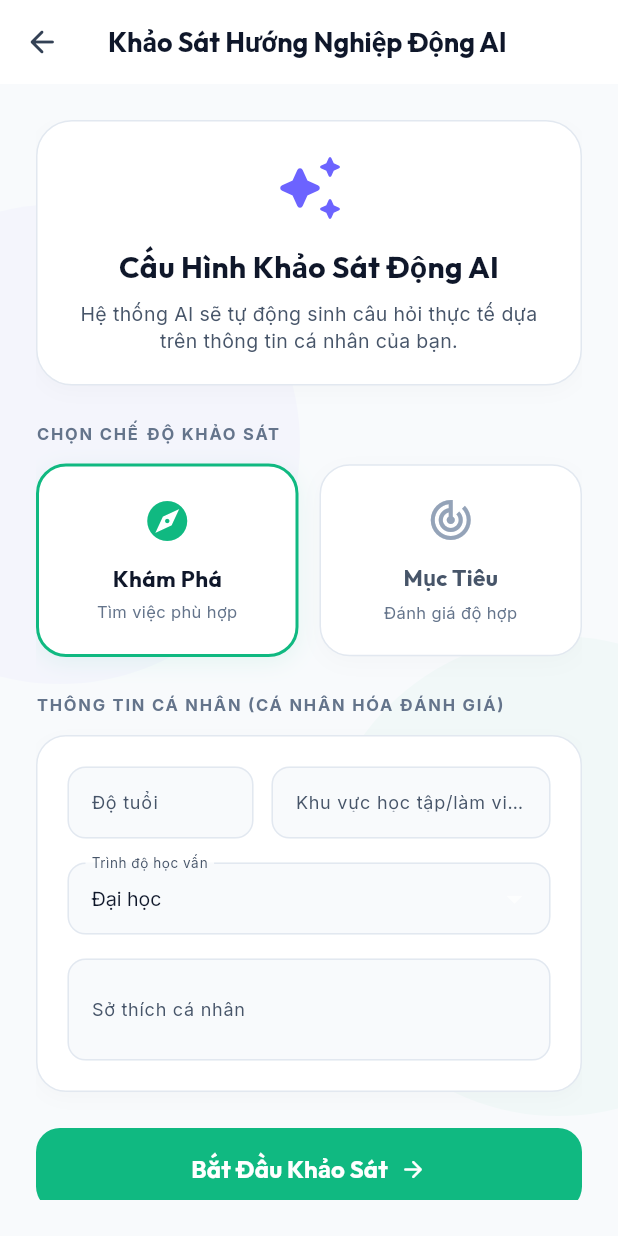
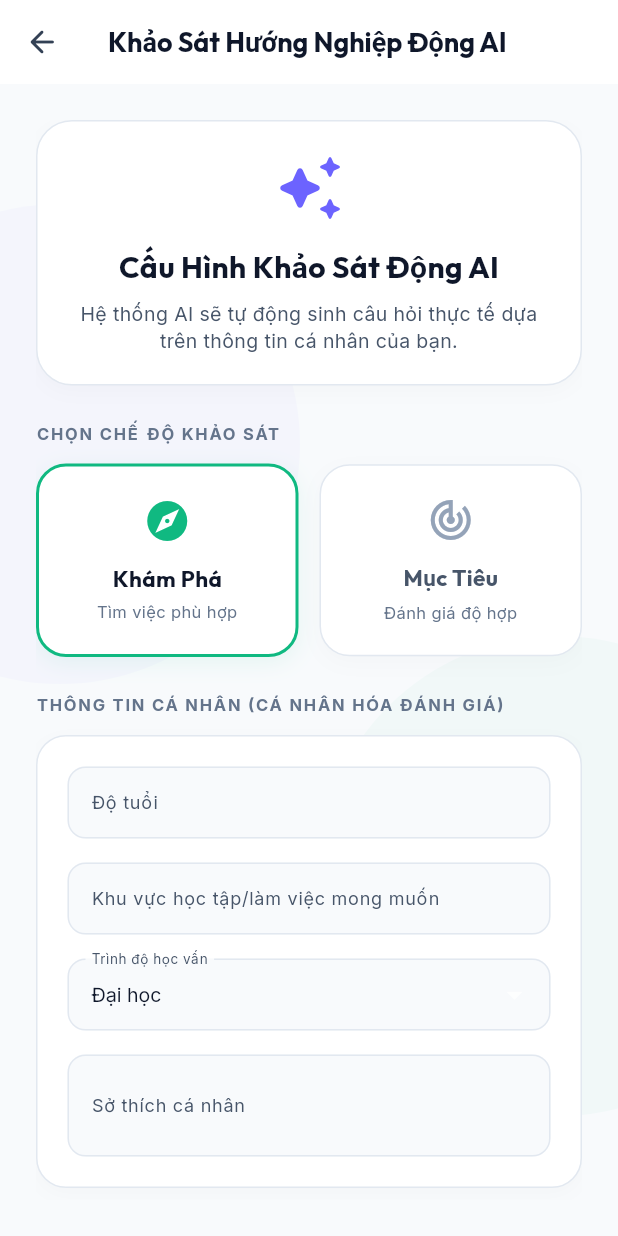
Before and after one commit to PhongDien19/FrontEnd-DOAN, a Flutter app: the screen it shows after launch, after a tap on "Tìm hiểu quy trình", on a phone screen of 412 x 824 dp. Run offline on Flutter 3.47's test engine with Material 3 defaults, Android fonts, the phone set to English and light mode, and no system bars; our stand-ins replace fl_chart, google_fonts, shared_preferences; accounts and stored records are empty.

Commit message:
feat(survey): refactor location input to autocomplete multi-select

```diff
--- a/lib/screens/dynamic_survey_screen.dart
+++ b/lib/screens/dynamic_survey_screen.dart
@@ -24,10 +24,28 @@ class _DynamicSurveyScreenState extends State<DynamicSurveyScreen> {
   String _mode = 'Discovery'; // 'Discovery' hoặc 'Targeted'
   final _targetCareerController = TextEditingController();
   final _ageController = TextEditingController();
-  final _locationController = TextEditingController();
   final _hobbyController = TextEditingController();
   String _educationLevel = 'Đại học';
   final _formKey = GlobalKey<FormState>();
+
+  // --- THÊM BIẾN DÀNH CHO FILTER KHU VỰC ---
+  final List<String> _locationOptions = [
+    'Hà Nội',
+    'TP. Hồ Chí Minh',
+    'Đà Nẵng',
+    'Hải Phòng',
+    'Cần Thơ',
+    'Bình Dương',
+    'Đồng Nai',
+    'Quảng Ninh',
+    'Thừa Thiên Huế',
+    'Du học Mỹ',
+    'Du học Úc',
+    'Du học Nhật Bản',
+    'Du học Hàn Quốc',
+  ];
+  List<String> _selectedLocations = [];
+  // ------------------------------------------
 
   // Dữ liệu khảo sát từ API
   String _sessionId = '';
@@ -51,8 +69,17 @@ class _DynamicSurveyScreenState extends State<DynamicSurveyScreen> {
       _targetCareerController.text = p['targetJob'] ?? '';
       _ageController.text = (p['age'] ?? '').toString();
       _educationLevel = p['educationLevel'] ?? 'Đại học';
-      _locationController.text = p['location'] ?? '';
       _hobbyController.text = p['interests'] ?? p['hobby'] ?? '';
+
+      // Xử lý nạp dữ liệu khu vực từ profile (nếu có dạng "Hà Nội, TP.HCM")
+      String locs = p['location'] ?? '';
+      if (locs.isNotEmpty) {
+        _selectedLocations = locs
+            .split(',')
+            .map((e) => e.trim())
+            .where((e) => e.isNotEmpty)
+            .toList();
+      }
     }
   }
 
@@ -60,14 +87,25 @@ class _DynamicSurveyScreenState extends State<DynamicSurveyScreen> {
   void dispose() {
     _targetCareerController.dispose();
     _ageController.dispose();
-    _locationController.dispose();
     _hobbyController.dispose();
     super.dispose();
   }
 
   // Khởi tạo câu hỏi khảo sát từ API
   void _initializeSurvey() async {
+    // Kiểm tra Form Validation
     if (!_formKey.currentState!.validate()) {
+      return;
+    }
+
+    // Kiểm tra xem người dùng đã chọn ít nhất 1 khu vực chưa
+    if (_selectedLocations.isEmpty) {
+      ScaffoldMessenger.of(context).showSnackBar(
+        const SnackBar(
+          content: Text('Vui lòng chọn ít nhất 1 khu vực học tập/làm việc!'),
+          backgroundColor: Colors.redAccent,
+        ),
+      );
       return;
     }
 
@@ -79,8 +117,10 @@ class _DynamicSurveyScreenState extends State<DynamicSurveyScreen> {
         ? _targetCareerController.text.trim()
         : null;
     final ageVal = int.tryParse(_ageController.text);
-    final locationVal = _locationController.text.trim();
     final hobbyVal = _hobbyController.text.trim();
+
+    // Gộp mảng khu vực thành chuỗi cách nhau bởi dấu phẩy
+    final locationVal = _selectedLocations.join(', ');
 
     final result = await ApiService.initSurvey(
       _mode,
@@ -128,7 +168,6 @@ class _DynamicSurveyScreenState extends State<DynamicSurveyScreen> {
 
   // Nộp kết quả khảo sát
   void _submitSurvey() async {
-    // Đảm bảo tất cả câu hỏi đã được trả lời
     if (_answers.length < _questions.length) {
       ScaffoldMessenger.of(context).showSnackBar(
         const SnackBar(
@@ -143,10 +182,9 @@ class _DynamicSurveyScreenState extends State<DynamicSurveyScreen> {
       _step = 3;
     });
 
-    // Tạo danh sách câu trả lời theo đúng thứ tự câu hỏi
     final List<int> orderedAnswers = [];
     for (int i = 0; i < _questions.length; i++) {
-      orderedAnswers.add(_answers[i] ?? 3); // Mặc định là 3 nếu thiếu sót
+      orderedAnswers.add(_answers[i] ?? 3);
     }
 
     final result = await ApiService.submitSurvey(_sessionId, orderedAnswers);
@@ -159,7 +197,6 @@ class _DynamicSurveyScreenState extends State<DynamicSurveyScreen> {
       final auth = Provider.of<AuthProvider>(context, listen: false);
 
       if (auth.isAuthenticated) {
-        // Tự động claim kết quả và cập nhật profile nếu đã đăng nhập
         await auth.claimTestResult(_sessionId);
       }
 
@@ -167,7 +204,6 @@ class _DynamicSurveyScreenState extends State<DynamicSurveyScreen> {
         return;
       }
 
-      // Chuyển hướng sang màn hình báo cáo chi tiết
       Navigator.pushReplacement(
         context,
         MaterialPageRoute(
@@ -182,7 +218,7 @@ class _DynamicSurveyScreenState extends State<DynamicSurveyScreen> {
         return;
       }
       setState(() {
-        _step = 2; // Quay lại làm tiếp/thử lại
+        _step = 2;
       });
       ScaffoldMessenger.of(context).showSnackBar(
         SnackBar(
@@ -196,33 +232,26 @@ class _DynamicSurveyScreenState extends State<DynamicSurveyScreen> {
   @override
   Widget build(BuildContext context) {
     return Scaffold(
-      backgroundColor: const Color(
-        0xFFF8FAFC,
-      ), // Light Mode: Nền xám nhạt mịn màng
+      backgroundColor: const Color(0xFFF8FAFC),
       appBar: AppBar(
-        backgroundColor:
-            Colors.white, // Light Mode: Thanh điều hướng trắng tinh tế
+        backgroundColor: Colors.white,
         elevation: 0,
         title: Text(
           _testName,
           style: GoogleFonts.outfit(
             fontWeight: FontWeight.bold,
             fontSize: 18,
-            color: const Color(0xFF0F172A), // Chữ tiêu đề tối sắc nét
+            color: const Color(0xFF0F172A),
           ),
         ),
         leading: IconButton(
-          icon: const Icon(
-            Icons.arrow_back_rounded,
-            color: Color(0xFF334155),
-          ), // Icon tối dễ nhìn
+          icon: const Icon(Icons.arrow_back_rounded, color: Color(0xFF334155)),
           onPressed: () {
             if (_step == 2) {
-              // Yêu cầu xác nhận thoát khi đang làm bài
               showDialog(
                 context: context,
                 builder: (context) => AlertDialog(
-                  backgroundColor: Colors.white, // Dialog nền trắng nền nã
+                  backgroundColor: Colors.white,
                   shape: RoundedRectangleBorder(
                     borderRadius: BorderRadius.circular(20),
                   ),
@@ -272,7 +301,6 @@ class _DynamicSurveyScreenState extends State<DynamicSurveyScreen> {
       ),
       body: Stack(
         children: [
-          // Background Glows nhẹ dịu cho Light mode
           Positioned(
             top: 80,
             left: -120,
@@ -297,7 +325,6 @@ class _DynamicSurveyScreenState extends State<DynamicSurveyScreen> {
               ),
             ),
           ),
-
           SafeArea(
             child: Padding(
               padding: const EdgeInsets.all(24.0),
@@ -329,7 +356,6 @@ class _DynamicSurveyScreenState extends State<DynamicSurveyScreen> {
   }
 
   Widget _buildSetupView() {
-    // Để hài hòa trong Light Mode, đổi màu neon xanh lá chói thành Emerald dịu mắt hơn
     final themeColor = _mode == 'Discovery'
         ? const Color(0xFF10B981)
         : const Color(0xFF6C63FF);
@@ -340,15 +366,12 @@ class _DynamicSurveyScreenState extends State<DynamicSurveyScreen> {
         child: Column(
           crossAxisAlignment: CrossAxisAlignment.stretch,
           children: [
-            // Banner Header
             Container(
               padding: const EdgeInsets.all(20),
               decoration: BoxDecoration(
                 color: Colors.white,
                 borderRadius: BorderRadius.circular(24),
-                border: Border.all(
-                  color: const Color(0xFFE2E8F0),
-                ), // Viền xám sáng mịn
+                border: Border.all(color: const Color(0xFFE2E8F0)),
                 boxShadow: [
                   BoxShadow(
                     color: Colors.black.withValues(alpha: 0.02),
@@ -388,7 +411,6 @@ class _DynamicSurveyScreenState extends State<DynamicSurveyScreen> {
             ),
             const SizedBox(height: 24),
 
-            // Lựa chọn chế độ (Discovery / Targeted)
             Text(
               'CHỌN CHẾ ĐỘ KHẢO SÁT',
               style: GoogleFonts.inter(
@@ -400,10 +422,8 @@ class _DynamicSurveyScreenState extends State<DynamicSurveyScreen> {
             ),
             const SizedBox(height: 12),
 
-            // Mode Cards
             Row(
               children: [
-                // Discovery Mode
                 Expanded(
                   child: _buildModeCard(
                     title: 'Khám Phá',
@@ -415,7 +435,6 @@ class _DynamicSurveyScreenState extends State<DynamicSurveyScreen> {
                   ),
                 ),
                 const SizedBox(width: 14),
-                // Targeted Mode
                 Expanded(
                   child: _buildModeCard(
                     title: 'Mục Tiêu',
@@ -430,7 +449,6 @@ class _DynamicSurveyScreenState extends State<DynamicSurveyScreen> {
             ),
             const SizedBox(height: 24),
 
-            // Thẻ Thông tin cá nhân
             Text(
               'THÔNG TIN CÁ NHÂN (CÁ NHÂN HÓA ĐÁNH GIÁ)',
               style: GoogleFonts.inter(
@@ -442,6 +460,7 @@ class _DynamicSurveyScreenState extends State<DynamicSurveyScreen> {
             ),
             const SizedBox(height: 12),
 
+            // Thay thế đoạn Container chứa các Form Fields trong _buildSetupView():
             Container(
               padding: const EdgeInsets.all(20),
               decoration: BoxDecoration(
@@ -459,14 +478,8 @@ class _DynamicSurveyScreenState extends State<DynamicSurveyScreen> {
               child: Column(
                 crossAxisAlignment: CrossAxisAlignment.stretch,
                 children: [
-                  // Tuổi & Khu vực sinh sống side-by-side
-                  Row(
-                    crossAxisAlignment: CrossAxisAlignment.start,
-                    children: [
-                      // Tuổi
-                      Expanded(
-                        flex: 2,
-                        child: TextFormField(
+                  // 1. Ô ĐỘ TUỔI (Bây giờ chiếm trọn 1 hàng độc lập để không bị lệch layout)
+                  TextFormField(
                     controller: _ageController,
                     keyboardType: TextInputType.number,
                     style: GoogleFonts.inter(
@@ -488,9 +501,7 @@ class _DynamicSurveyScreenState extends State<DynamicSurveyScreen> {
                       fillColor: const Color(0xFFF8FAFC),
                       enabledBorder: OutlineInputBorder(
                         borderRadius: BorderRadius.circular(12),
-                              borderSide: const BorderSide(
-                                color: Color(0xFFE2E8F0),
-                              ),
+                        borderSide: const BorderSide(color: Color(0xFFE2E8F0)),
                       ),
                       focusedBorder: OutlineInputBorder(
                         borderRadius: BorderRadius.circular(12),
@@ -498,15 +509,11 @@ class _DynamicSurveyScreenState extends State<DynamicSurveyScreen> {
                       ),
                       errorBorder: OutlineInputBorder(
                         borderRadius: BorderRadius.circular(12),
-                              borderSide: const BorderSide(
-                                color: Colors.redAccent,
-                              ),
+                        borderSide: const BorderSide(color: Colors.redAccent),
                       ),
                       focusedErrorBorder: OutlineInputBorder(
                         borderRadius: BorderRadius.circular(12),
-                              borderSide: const BorderSide(
-                                color: Colors.redAccent,
-                              ),
+                        borderSide: const BorderSide(color: Colors.redAccent),
                       ),
                       contentPadding: const EdgeInsets.symmetric(
                         horizontal: 12,
@@ -524,24 +531,64 @@ class _DynamicSurveyScreenState extends State<DynamicSurveyScreen> {
                       return null;
                     },
                   ),
-                      ),
-                      const SizedBox(width: 12),
-                      // Khu vực sinh sống
-                      Expanded(
-                        flex: 3,
-                        child: TextFormField(
-                          controller: _locationController,
+                  const SizedBox(height: 16),
+
+                  // 2. Ô KHU VỰC MONG MUỐN (Đã tách xuống hàng riêng, giao diện thoáng đãng)
+                  Column(
+                    crossAxisAlignment: CrossAxisAlignment.start,
+                    children: [
+                      Autocomplete<String>(
+                        optionsBuilder: (TextEditingValue textEditingValue) {
+                          if (textEditingValue.text.isEmpty) {
+                            return const Iterable<String>.empty();
+                          }
+                          return _locationOptions.where((String option) {
+                            final matchesSearch = option.toLowerCase().contains(
+                              textEditingValue.text.toLowerCase(),
+                            );
+                            final notSelectedYet = !_selectedLocations.contains(
+                              option,
+                            );
+                            return matchesSearch && notSelectedYet;
+                          });
+                        },
+                        onSelected: (String selection) {
+                          setState(() {
+                            _selectedLocations.add(selection);
+                          });
+                        },
+                        fieldViewBuilder:
+                            (
+                              context,
+                              textEditingController,
+                              focusNode,
+                              onFieldSubmitted,
+                            ) {
+                              // Mẹo: Xóa text thừa trong ô input ngay sau khi chọn xong để tránh giống như trong ảnh
+                              WidgetsBinding.instance.addPostFrameCallback((_) {
+                                if (_selectedLocations.contains(
+                                  textEditingController.text,
+                                )) {
+                                  textEditingController.clear();
+                                }
+                              });
+
+                              return TextFormField(
+                                controller: textEditingController,
+                                focusNode: focusNode,
                                 style: GoogleFonts.inter(
                                   color: const Color(0xFF0F172A),
                                   fontSize: 13,
                                 ),
                                 decoration: InputDecoration(
-                            labelText: 'Khu vực học tập/làm việc',
+                                  labelText:
+                                      'Khu vực học tập/làm việc mong muốn',
                                   labelStyle: GoogleFonts.inter(
                                     color: const Color(0xFF475569),
                                     fontSize: 12,
                                   ),
-                            hintText: 'Ví dụ: Hà Nội, Tp.HCM',
+                                  hintText:
+                                      'Gõ để tìm kiếm (Ví dụ: Hà Nội, TP. Hồ Chí Minh...)',
                                   hintStyle: GoogleFonts.inter(
                                     color: const Color(0xFF94A3B8),
                                     fontSize: 12,
@@ -558,36 +605,59 @@ class _DynamicSurveyScreenState extends State<DynamicSurveyScreen> {
                                     borderRadius: BorderRadius.circular(12),
                                     borderSide: BorderSide(color: themeColor),
                                   ),
-                            errorBorder: OutlineInputBorder(
-                              borderRadius: BorderRadius.circular(12),
-                              borderSide: const BorderSide(
-                                color: Colors.redAccent,
-                              ),
-                            ),
-                            focusedErrorBorder: OutlineInputBorder(
-                              borderRadius: BorderRadius.circular(12),
-                              borderSide: const BorderSide(
-                                color: Colors.redAccent,
-                              ),
-                            ),
                                   contentPadding: const EdgeInsets.symmetric(
                                     horizontal: 12,
                                     vertical: 14,
                                   ),
                                 ),
-                          validator: (val) {
-                            if (val == null || val.trim().isEmpty) {
-                              return 'Nhập khu vực';
-                            }
-                            return null;
+                              );
                             },
                       ),
+
+                      // Hiển thị các Tags/Pills ở NGAY DƯỚI ô nhập liệu (nếu có)
+                      if (_selectedLocations.isNotEmpty) ...[
+                        const SizedBox(height: 10),
+                        Wrap(
+                          spacing: 8,
+                          runSpacing: 8,
+                          children: _selectedLocations.map((loc) {
+                            return Chip(
+                              label: Text(
+                                loc,
+                                style: GoogleFonts.inter(
+                                  fontSize: 12,
+                                  color: themeColor,
+                                  fontWeight: FontWeight.w600,
                                 ),
+                              ),
+                              deleteIcon: Icon(
+                                Icons.cancel,
+                                size: 16,
+                                color: themeColor,
+                              ),
+                              onDeleted: () {
+                                setState(() {
+                                  _selectedLocations.remove(loc);
+                                });
+                              },
+                              backgroundColor: themeColor.withValues(
+                                alpha: 0.1,
+                              ),
+                              side: BorderSide.none,
+                              shape: RoundedRectangleBorder(
+                                borderRadius: BorderRadius.circular(8),
+                              ),
+                              materialTapTargetSize:
+                                  MaterialTapTargetSize.shrinkWrap,
+                            );
+                          }).toList(),
+                        ),
+                      ],
                     ],
                   ),
                   const SizedBox(height: 16),
 
-                  // Học vấn Dropdown
+                  // 3. TRÌNH ĐỘ HỌC VẤN
                   DropdownButtonFormField<String>(
                     value: _educationLevel,
                     dropdownColor: Colors.white,
@@ -640,7 +710,7 @@ class _DynamicSurveyScreenState extends State<DynamicSurveyScreen> {
                   ),
                   const SizedBox(height: 16),
 
-                  // Sở thích cá nhân
+                  // 4. SỞ THÍCH CÁ NHÂN
                   TextFormField(
                     controller: _hobbyController,
                     maxLines: 2,
@@ -695,7 +765,6 @@ class _DynamicSurveyScreenState extends State<DynamicSurveyScreen> {
             ),
             const SizedBox(height: 24),
 
-            // Form nhập ngành nghề mục tiêu (chỉ hiện khi chọn Targeted Mode)
             if (_mode == 'Targeted') ...[
               Text(
                 'NGÀNH NGHỀ MỤC TIÊU',
@@ -753,7 +822,6 @@ class _DynamicSurveyScreenState extends State<DynamicSurveyScreen> {
               const SizedBox(height: 28),
             ],
 
-            // Nút bấm Bắt đầu
             ElevatedButton(
               onPressed: _initializeSurvey,
               style: ElevatedButton.styleFrom(
@@ -861,7 +929,6 @@ class _DynamicSurveyScreenState extends State<DynamicSurveyScreen> {
     );
   }
 
-  // --- BƯỚC 1 & 3: HIỂN THỊ TRẠNG THÁI LOADING ---
   Widget _buildLoadingView(String text) {
     return Center(
       child: Column(
@@ -898,7 +965,6 @@ class _DynamicSurveyScreenState extends State<DynamicSurveyScreen> {
     );
   }
 
-  // --- BƯỚC 2: TRÌNH BÀY CÂU HỎI & CHỌN ĐÁP ÁN ---
   Widget _buildSurveyView() {
     if (_questions.isEmpty) {
       return const SizedBox.shrink();
@@ -917,7 +983,6 @@ class _DynamicSurveyScreenState extends State<DynamicSurveyScreen> {
     return Column(
       crossAxisAlignment: CrossAxisAlignment.stretch,
       children: [
-        // Progress bar + Số thứ tự câu hỏi
         Row(
           mainAxisAlignment: MainAxisAlignment.spaceBetween,
           children: [
@@ -948,7 +1013,6 @@ class _DynamicSurveyScreenState extends State<DynamicSurveyScreen> {
         ),
         const SizedBox(height: 12),
 
-        // Thanh tiến trình
         ClipRRect(
           borderRadius: BorderRadius.circular(4),
           child: LinearProgressIndicator(
@@ -960,7 +1024,6 @@ class _DynamicSurveyScreenState extends State<DynamicSurveyScreen> {
         ),
         const SizedBox(height: 28),
 
-        // Thẻ câu hỏi
         Expanded(
           child: SingleChildScrollView(
             child: Column(
@@ -992,7 +1055,6 @@ class _DynamicSurveyScreenState extends State<DynamicSurveyScreen> {
                 ),
                 const SizedBox(height: 24),
 
-                // Danh sách options
                 ...options.map((opt) {
                   final text = opt['text'] ?? '';
                   final weight = opt['weight'] as int? ?? 3;
@@ -1075,10 +1137,8 @@ class _DynamicSurveyScreenState extends State<DynamicSurveyScreen> {
 
         const SizedBox(height: 16),
 
-        // Hàng nút Quay lại / Tiếp theo / Nộp bài
         Row(
           children: [
-            // Nút Quay lại
             if (_currentQuestionIndex > 0)
               Expanded(
                 child: OutlinedButton(
@@ -1109,7 +1169,6 @@ class _DynamicSurveyScreenState extends State<DynamicSurveyScreen> {
 
             const SizedBox(width: 12),
 
-            // Nút Tiếp theo hoặc Nộp bài
             Expanded(
               child: ElevatedButton(
                 onPressed: _answers.containsKey(_currentQuestionIndex)
```
Lines whose indentation alone changed are shown as unchanged.
